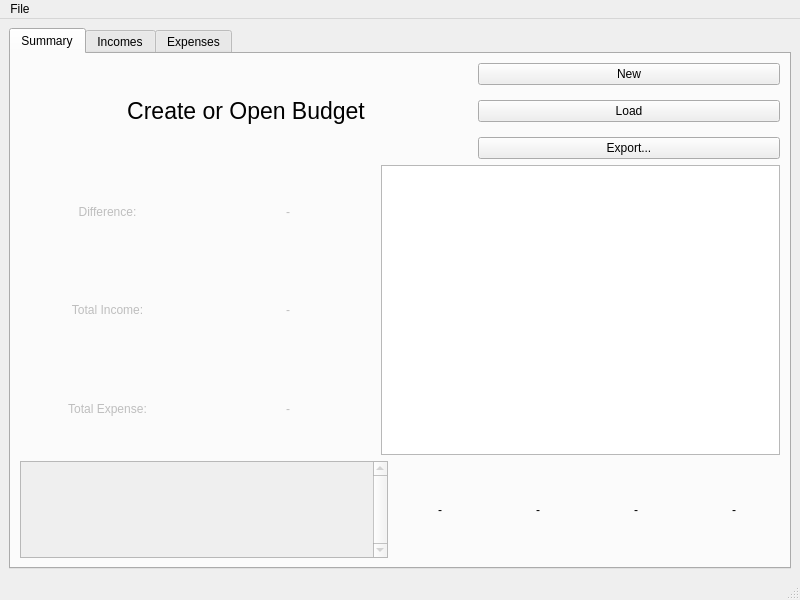
Before: the Qt Designer form mainwindow.ui in MacPiston/HomePot, drawn with Qt 5.
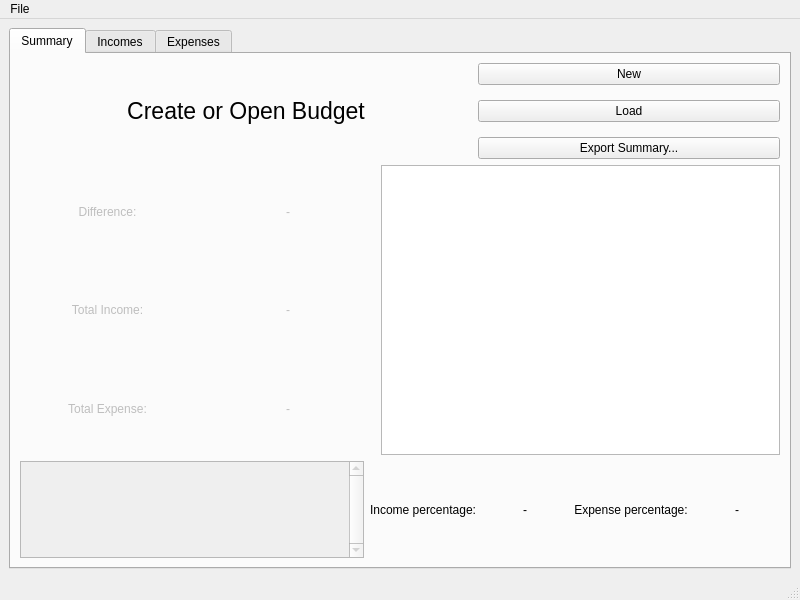
After: the same form once the commit is applied. The open tabs and pages were chosen to show the change. Custom widgets are drawn as their Qt base class.

```diff
--- a/mainwindow.ui
+++ b/mainwindow.ui
@@ -113,7 +113,7 @@
                 <item>
                  <widget class="QPushButton" name="exportSummaryPushButton">
                   <property name="text">
-                   <string>Export...</string>
+                   <string>Export Summary...</string>
                   </property>
                  </widget>
                 </item>
@@ -288,7 +288,29 @@
                </widget>
               </item>
               <item>
-               <widget class="QLabel" name="personLastIncome">
+               <widget class="QLabel" name="personIncomePercentLabel">
+                <property name="sizePolicy">
+                 <sizepolicy hsizetype="MinimumExpanding" vsizetype="Preferred">
+                  <horstretch>1</horstretch>
+                  <verstretch>0</verstretch>
+                 </sizepolicy>
+                </property>
+                <property name="text">
+                 <string>Income percentage:</string>
+                </property>
+                <property name="scaledContents">
+                 <bool>false</bool>
+                </property>
+                <property name="alignment">
+                 <set>Qt::AlignCenter</set>
+                </property>
+                <property name="wordWrap">
+                 <bool>true</bool>
+                </property>
+               </widget>
+              </item>
+              <item>
+               <widget class="QLabel" name="personIncomePercent">
                 <property name="sizePolicy">
                  <sizepolicy hsizetype="MinimumExpanding" vsizetype="Preferred">
                   <horstretch>1</horstretch>
@@ -318,11 +340,14 @@
                  <enum>Qt::NoContextMenu</enum>
                 </property>
                 <property name="text">
-                 <string>-</string>
+                 <string>Expense percentage:</string>
                 </property>
                 <property name="alignment">
                  <set>Qt::AlignCenter</set>
                 </property>
+                <property name="wordWrap">
+                 <bool>true</bool>
+                </property>
                </widget>
               </item>
               <item>
@@ -341,22 +366,6 @@
                 </property>
                </widget>
               </item>
-              <item>
-               <widget class="QLabel" name="personIncomePercent">
-                <property name="sizePolicy">
-                 <sizepolicy hsizetype="MinimumExpanding" vsizetype="Preferred">
-                  <horstretch>1</horstretch>
-                  <verstretch>0</verstretch>
-                 </sizepolicy>
-                </property>
-                <property name="text">
-                 <string>-</string>
-                </property>
-                <property name="alignment">
-                 <set>Qt::AlignCenter</set>
-                </property>
-               </widget>
-              </item>
              </layout>
             </item>
            </layout>
```
Left out of the diff: 4 changed lines with no effect on the pictures.
